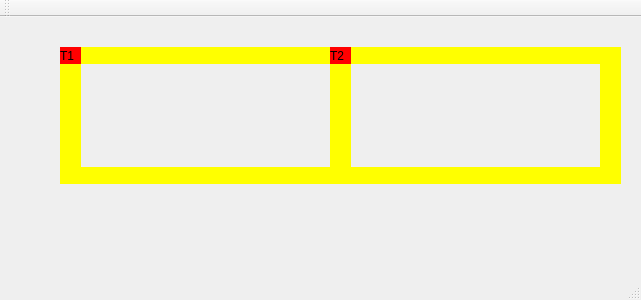
Above: mainwindow.ui from jerbao/trabalho-dos-trens before the change. Below: the same form after it.
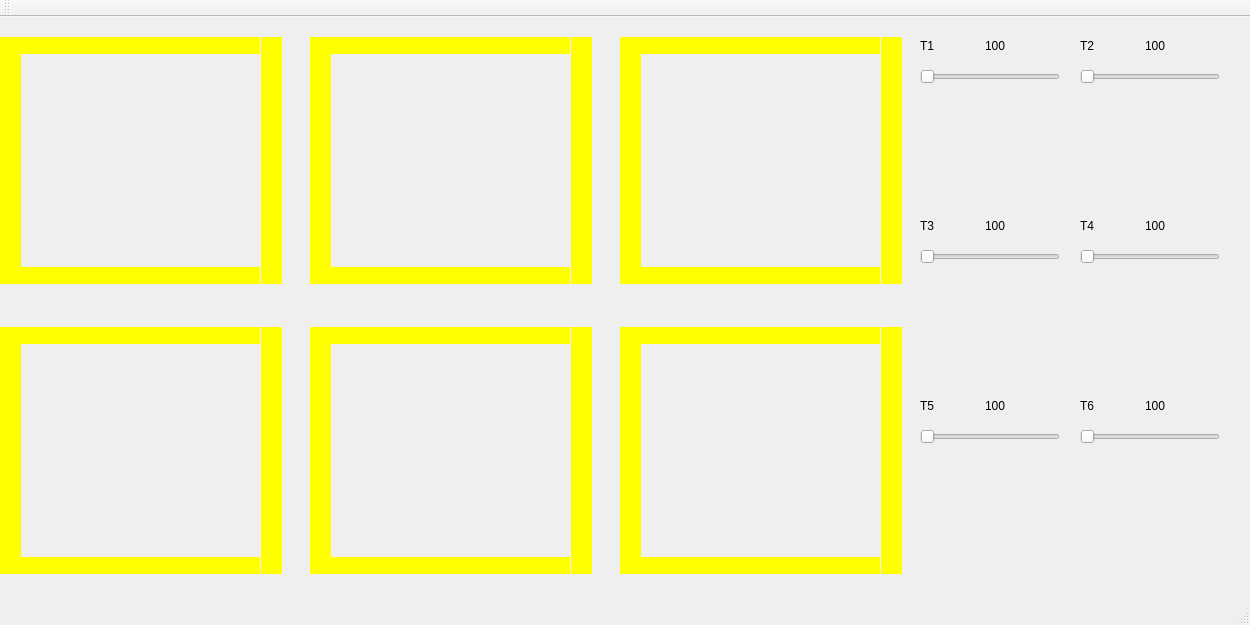
That is the form after the change.

Commit message: expande interface para 6 trens em grid 3x2 com sliders de velocidade

```diff
--- a/mainwindow.ui
+++ b/mainwindow.ui
@@ -6,8 +6,8 @@
    <rect>
     <x>0</x>
     <y>0</y>
-    <width>641</width>
-    <height>300</height>
+    <width>1250</width>
+    <height>625</height>
    </rect>
   </property>
   <property name="windowTitle">
@@ -17,14 +17,14 @@
    <widget class="QLabel" name="label_trem1">
     <property name="geometry">
      <rect>
-      <x>60</x>
-      <y>30</y>
+      <x>0</x>
+      <y>20</y>
       <width>21</width>
       <height>17</height>
      </rect>
     </property>
     <property name="styleSheet">
-     <string notr="true">QLabel { background: red}</string>
+     <string notr="true">QLabel { background: green}</string>
     </property>
     <property name="text">
      <string>T1</string>
@@ -33,9 +33,9 @@
    <widget class="QLabel" name="label_trilho1">
     <property name="geometry">
      <rect>
-      <x>80</x>
-      <y>30</y>
-      <width>250</width>
+      <x>20</x>
+      <y>20</y>
+      <width>240</width>
       <height>17</height>
      </rect>
     </property>
@@ -49,9 +49,9 @@
    <widget class="QLabel" name="label_trilho2">
     <property name="geometry">
      <rect>
-      <x>80</x>
-      <y>150</y>
-      <width>250</width>
+      <x>20</x>
+      <y>250</y>
+      <width>240</width>
       <height>17</height>
      </rect>
     </property>
@@ -65,10 +65,10 @@
    <widget class="QLabel" name="label_trilho3">
     <property name="geometry">
      <rect>
-      <x>330</x>
-      <y>30</y>
+      <x>0</x>
+      <y>20</y>
       <width>21</width>
-      <height>137</height>
+      <height>247</height>
      </rect>
     </property>
     <property name="styleSheet">
@@ -81,10 +81,10 @@
    <widget class="QLabel" name="label_trilho4">
     <property name="geometry">
      <rect>
-      <x>60</x>
-      <y>30</y>
+      <x>261</x>
+      <y>20</y>
       <width>21</width>
-      <height>137</height>
+      <height>247</height>
      </rect>
     </property>
     <property name="styleSheet">
@@ -97,10 +97,10 @@
    <widget class="QLabel" name="label_trilho4_2">
     <property name="geometry">
      <rect>
-      <x>600</x>
-      <y>30</y>
+      <x>310</x>
+      <y>20</y>
       <width>21</width>
-      <height>137</height>
+      <height>17</height>
      </rect>
     </property>
     <property name="styleSheet">
@@ -113,9 +113,9 @@
    <widget class="QLabel" name="label_trilho1_2">
     <property name="geometry">
      <rect>
-      <x>350</x>
-      <y>30</y>
-      <width>250</width>
+      <x>330</x>
+      <y>20</y>
+      <width>240</width>
       <height>17</height>
      </rect>
     </property>
@@ -129,9 +129,9 @@
    <widget class="QLabel" name="label_trilho2_2">
     <property name="geometry">
      <rect>
-      <x>350</x>
-      <y>150</y>
-      <width>250</width>
+      <x>330</x>
+      <y>250</y>
+      <width>240</width>
       <height>17</height>
      </rect>
     </property>
@@ -142,22 +142,629 @@
      <string/>
     </property>
    </widget>
-   <widget class="QLabel" name="label_trem2">
+   <widget class="QLabel" name="label_trilho3_2">
     <property name="geometry">
      <rect>
+      <x>310</x>
+      <y>20</y>
+      <width>21</width>
+      <height>247</height>
+     </rect>
+    </property>
+    <property name="styleSheet">
+     <string notr="true">QLabel { background: yellow}</string>
+    </property>
+    <property name="text">
+     <string/>
+    </property>
+   </widget>
+   <widget class="QLabel" name="label_trilho4_2">
+    <property name="geometry">
+     <rect>
+      <x>571</x>
+      <y>20</y>
+      <width>21</width>
+      <height>247</height>
+     </rect>
+    </property>
+    <property name="styleSheet">
+     <string notr="true">QLabel { background: yellow}</string>
+    </property>
+    <property name="text">
+     <string/>
+    </property>
+   </widget>
+   <widget class="QLabel" name="label_trem3">
+    <property name="geometry">
+     <rect>
+      <x>620</x>
+      <y>20</y>
+      <width>21</width>
+      <height>17</height>
+     </rect>
+    </property>
+    <property name="styleSheet">
+     <string notr="true">QLabel { background: blue}</string>
+    </property>
+    <property name="text">
+     <string>T3</string>
+    </property>
+   </widget>
+   <widget class="QLabel" name="label_trilho1_3">
+    <property name="geometry">
+     <rect>
+      <x>640</x>
+      <y>20</y>
+      <width>240</width>
+      <height>17</height>
+     </rect>
+    </property>
+    <property name="styleSheet">
+     <string notr="true">QLabel { background: yellow}</string>
+    </property>
+    <property name="text">
+     <string/>
+    </property>
+   </widget>
+   <widget class="QLabel" name="label_trilho2_3">
+    <property name="geometry">
+     <rect>
+      <x>640</x>
+      <y>250</y>
+      <width>240</width>
+      <height>17</height>
+     </rect>
+    </property>
+    <property name="styleSheet">
+     <string notr="true">QLabel { background: yellow}</string>
+    </property>
+    <property name="text">
+     <string/>
+    </property>
+   </widget>
+   <widget class="QLabel" name="label_trilho3_3">
+    <property name="geometry">
+     <rect>
+      <x>620</x>
+      <y>20</y>
+      <width>21</width>
+      <height>247</height>
+     </rect>
+    </property>
+    <property name="styleSheet">
+     <string notr="true">QLabel { background: yellow}</string>
+    </property>
+    <property name="text">
+     <string/>
+    </property>
+   </widget>
+   <widget class="QLabel" name="label_trilho4_3">
+    <property name="geometry">
+     <rect>
+      <x>881</x>
+      <y>20</y>
+      <width>21</width>
+      <height>247</height>
+     </rect>
+    </property>
+    <property name="styleSheet">
+     <string notr="true">QLabel { background: yellow}</string>
+    </property>
+    <property name="text">
+     <string/>
+    </property>
+   </widget>
+   <widget class="QLabel" name="label_trem4">
+    <property name="geometry">
+     <rect>
+      <x>0</x>
+      <y>310</y>
+      <width>21</width>
+      <height>17</height>
+     </rect>
+    </property>
+    <property name="styleSheet">
+     <string notr="true">QLabel { background: orange}</string>
+    </property>
+    <property name="text">
+     <string>T4</string>
+    </property>
+   </widget>
+   <widget class="QLabel" name="label_trilho1_4">
+    <property name="geometry">
+     <rect>
+      <x>20</x>
+      <y>310</y>
+      <width>240</width>
+      <height>17</height>
+     </rect>
+    </property>
+    <property name="styleSheet">
+     <string notr="true">QLabel { background: yellow}</string>
+    </property>
+    <property name="text">
+     <string/>
+    </property>
+   </widget>
+   <widget class="QLabel" name="label_trilho2_4">
+    <property name="geometry">
+     <rect>
+      <x>20</x>
+      <y>540</y>
+      <width>240</width>
+      <height>17</height>
+     </rect>
+    </property>
+    <property name="styleSheet">
+     <string notr="true">QLabel { background: yellow}</string>
+    </property>
+    <property name="text">
+     <string/>
+    </property>
+   </widget>
+   <widget class="QLabel" name="label_trilho3_4">
+    <property name="geometry">
+     <rect>
+      <x>0</x>
+      <y>310</y>
+      <width>21</width>
+      <height>247</height>
+     </rect>
+    </property>
+    <property name="styleSheet">
+     <string notr="true">QLabel { background: yellow}</string>
+    </property>
+    <property name="text">
+     <string/>
+    </property>
+   </widget>
+   <widget class="QLabel" name="label_trilho4_4">
+    <property name="geometry">
+     <rect>
+      <x>261</x>
+      <y>310</y>
+      <width>21</width>
+      <height>247</height>
+     </rect>
+    </property>
+    <property name="styleSheet">
+     <string notr="true">QLabel { background: yellow}</string>
+    </property>
+    <property name="text">
+     <string/>
+    </property>
+   </widget>
+   <widget class="QLabel" name="label_trem5">
+    <property name="geometry">
+     <rect>
+      <x>310</x>
+      <y>310</y>
+      <width>21</width>
+      <height>17</height>
+     </rect>
+    </property>
+    <property name="styleSheet">
+     <string notr="true">QLabel { background: cyan}</string>
+    </property>
+    <property name="text">
+     <string>T5</string>
+    </property>
+   </widget>
+   <widget class="QLabel" name="label_trilho1_5">
+    <property name="geometry">
+     <rect>
       <x>330</x>
-      <y>30</y>
+      <y>310</y>
+      <width>240</width>
+      <height>17</height>
+     </rect>
+    </property>
+    <property name="styleSheet">
+     <string notr="true">QLabel { background: yellow}</string>
+    </property>
+    <property name="text">
+     <string/>
+    </property>
+   </widget>
+   <widget class="QLabel" name="label_trilho2_5">
+    <property name="geometry">
+     <rect>
+      <x>330</x>
+      <y>540</y>
+      <width>240</width>
+      <height>17</height>
+     </rect>
+    </property>
+    <property name="styleSheet">
+     <string notr="true">QLabel { background: yellow}</string>
+    </property>
+    <property name="text">
+     <string/>
+    </property>
+   </widget>
+   <widget class="QLabel" name="label_trilho3_5">
+    <property name="geometry">
+     <rect>
+      <x>310</x>
+      <y>310</y>
       <width>21</width>
+      <height>247</height>
+     </rect>
+    </property>
+    <property name="styleSheet">
+     <string notr="true">QLabel { background: yellow}</string>
+    </property>
+    <property name="text">
+     <string/>
+    </property>
+   </widget>
+   <widget class="QLabel" name="label_trilho4_5">
+    <property name="geometry">
+     <rect>
+      <x>571</x>
+      <y>310</y>
+      <width>21</width>
+      <height>247</height>
+     </rect>
+    </property>
+    <property name="styleSheet">
+     <string notr="true">QLabel { background: yellow}</string>
+    </property>
+    <property name="text">
+     <string/>
+    </property>
+   </widget>
+   <widget class="QLabel" name="label_trem6">
+    <property name="geometry">
+     <rect>
+      <x>620</x>
+      <y>310</y>
+      <width>21</width>
       <height>17</height>
      </rect>
     </property>
     <property name="styleSheet">
-     <string notr="true">QLabel { background: red}</string>
+     <string notr="true">QLabel { background: purple}</string>
+    </property>
+    <property name="text">
+     <string>T6</string>
+    </property>
+   </widget>
+   <widget class="QLabel" name="label_trilho1_6">
+    <property name="geometry">
+     <rect>
+      <x>640</x>
+      <y>310</y>
+      <width>240</width>
+      <height>17</height>
+     </rect>
+    </property>
+    <property name="styleSheet">
+     <string notr="true">QLabel { background: yellow}</string>
+    </property>
+    <property name="text">
+     <string/>
+    </property>
+   </widget>
+   <widget class="QLabel" name="label_trilho2_6">
+    <property name="geometry">
+     <rect>
+      <x>640</x>
+      <y>540</y>
+      <width>240</width>
+      <height>17</height>
+     </rect>
+    </property>
+    <property name="styleSheet">
+     <string notr="true">QLabel { background: yellow}</string>
+    </property>
+    <property name="text">
+     <string/>
+    </property>
+   </widget>
+   <widget class="QLabel" name="label_trilho3_6">
+    <property name="geometry">
+     <rect>
+      <x>620</x>
+      <y>310</y>
+      <width>21</width>
+      <height>247</height>
+     </rect>
+    </property>
+    <property name="styleSheet">
+     <string notr="true">QLabel { background: yellow}</string>
+    </property>
+    <property name="text">
+     <string/>
+    </property>
+   </widget>
+   <widget class="QLabel" name="label_trilho4_6">
+    <property name="geometry">
+     <rect>
+      <x>881</x>
+      <y>310</y>
+      <width>21</width>
+      <height>247</height>
+     </rect>
+    </property>
+    <property name="styleSheet">
+     <string notr="true">QLabel { background: yellow}</string>
+    </property>
+    <property name="text">
+     <string/>
+    </property>
+   </widget>
+   <widget class="QSlider" name="slider_t1">
+    <property name="geometry">
+     <rect>
+      <x>920</x>
+      <y>40</y>
+      <width>140</width>
+      <height>40</height>
+     </rect>
+    </property>
+    <property name="minimum">
+     <number>0</number>
+    </property>
+    <property name="maximum">
+     <number>200</number>
+    </property>
+    <property name="orientation">
+     <enum>Qt::Horizontal</enum>
+    </property>
+   </widget>
+   <widget class="QSlider" name="slider_t2">
+    <property name="geometry">
+     <rect>
+      <x>1080</x>
+      <y>40</y>
+      <width>140</width>
+      <height>40</height>
+     </rect>
+    </property>
+    <property name="minimum">
+     <number>0</number>
+    </property>
+    <property name="maximum">
+     <number>200</number>
+    </property>
+    <property name="orientation">
+     <enum>Qt::Horizontal</enum>
+    </property>
+   </widget>
+   <widget class="QSlider" name="slider_t3">
+    <property name="geometry">
+     <rect>
+      <x>920</x>
+      <y>220</y>
+      <width>140</width>
+      <height>40</height>
+     </rect>
+    </property>
+    <property name="minimum">
+     <number>0</number>
+    </property>
+    <property name="maximum">
+     <number>200</number>
+    </property>
+    <property name="orientation">
+     <enum>Qt::Horizontal</enum>
+    </property>
+   </widget>
+   <widget class="QSlider" name="slider_t4">
+    <property name="geometry">
+     <rect>
+      <x>1080</x>
+      <y>220</y>
+      <width>140</width>
+      <height>40</height>
+     </rect>
+    </property>
+    <property name="minimum">
+     <number>0</number>
+    </property>
+    <property name="maximum">
+     <number>200</number>
+    </property>
+    <property name="orientation">
+     <enum>Qt::Horizontal</enum>
+    </property>
+   </widget>
+   <widget class="QSlider" name="slider_t5">
+    <property name="geometry">
+     <rect>
+      <x>920</x>
+      <y>400</y>
+      <width>140</width>
+      <height>40</height>
+     </rect>
+    </property>
+    <property name="minimum">
+     <number>0</number>
+    </property>
+    <property name="maximum">
+     <number>200</number>
+    </property>
+    <property name="orientation">
+     <enum>Qt::Horizontal</enum>
+    </property>
+   </widget>
+   <widget class="QSlider" name="slider_t6">
+    <property name="geometry">
+     <rect>
+      <x>1080</x>
+      <y>400</y>
+      <width>140</width>
+      <height>40</height>
+     </rect>
+    </property>
+    <property name="minimum">
+     <number>0</number>
+    </property>
+    <property name="maximum">
+     <number>200</number>
+    </property>
+    <property name="orientation">
+     <enum>Qt::Horizontal</enum>
+    </property>
+   </widget>
+   <widget class="QLabel" name="label_slider_t1">
+    <property name="geometry">
+     <rect>
+      <x>920</x>
+      <y>20</y>
+      <width>60</width>
+      <height>17</height>
+     </rect>
+    </property>
+    <property name="text">
+     <string>T1</string>
+    </property>
+   </widget>
+   <widget class="QLabel" name="label_slider_t2">
+    <property name="geometry">
+     <rect>
+      <x>1080</x>
+      <y>20</y>
+      <width>60</width>
+      <height>17</height>
+     </rect>
     </property>
     <property name="text">
      <string>T2</string>
     </property>
    </widget>
+   <widget class="QLabel" name="label_slider_t3">
+    <property name="geometry">
+     <rect>
+      <x>920</x>
+      <y>200</y>
+      <width>60</width>
+      <height>17</height>
+     </rect>
+    </property>
+    <property name="text">
+     <string>T3</string>
+    </property>
+   </widget>
+   <widget class="QLabel" name="label_slider_t4">
+    <property name="geometry">
+     <rect>
+      <x>1080</x>
+      <y>200</y>
+      <width>60</width>
+      <height>17</height>
+     </rect>
+    </property>
+    <property name="text">
+     <string>T4</string>
+    </property>
+   </widget>
+   <widget class="QLabel" name="label_slider_t5">
+    <property name="geometry">
+     <rect>
+      <x>920</x>
+      <y>380</y>
+      <width>60</width>
+      <height>17</height>
+     </rect>
+    </property>
+    <property name="text">
+     <string>T5</string>
+    </property>
+   </widget>
+   <widget class="QLabel" name="label_slider_t6">
+    <property name="geometry">
+     <rect>
+      <x>1080</x>
+      <y>380</y>
+      <width>60</width>
+      <height>17</height>
+     </rect>
+    </property>
+    <property name="text">
+     <string>T6</string>
+    </property>
+   </widget>
+   <widget class="QLabel" name="label_vel_t1">
+    <property name="geometry">
+     <rect>
+      <x>985</x>
+      <y>20</y>
+      <width>50</width>
+      <height>17</height>
+     </rect>
+    </property>
+    <property name="text">
+     <string>100</string>
+    </property>
+   </widget>
+   <widget class="QLabel" name="label_vel_t2">
+    <property name="geometry">
+     <rect>
+      <x>1145</x>
+      <y>20</y>
+      <width>50</width>
+      <height>17</height>
+     </rect>
+    </property>
+    <property name="text">
+     <string>100</string>
+    </property>
+   </widget>
+   <widget class="QLabel" name="label_vel_t3">
+    <property name="geometry">
+     <rect>
+      <x>985</x>
+      <y>200</y>
+      <width>50</width>
+      <height>17</height>
+     </rect>
+    </property>
+    <property name="text">
+     <string>100</string>
+    </property>
+   </widget>
+   <widget class="QLabel" name="label_vel_t4">
+    <property name="geometry">
+     <rect>
+      <x>1145</x>
+      <y>200</y>
+      <width>50</width>
+      <height>17</height>
+     </rect>
+    </property>
+    <property name="text">
+     <string>100</string>
+    </property>
+   </widget>
+   <widget class="QLabel" name="label_vel_t5">
+    <property name="geometry">
+     <rect>
+      <x>985</x>
+      <y>380</y>
+      <width>50</width>
+      <height>17</height>
+     </rect>
+    </property>
+    <property name="text">
+     <string>100</string>
+    </property>
+   </widget>
+   <widget class="QLabel" name="label_vel_t6">
+    <property name="geometry">
+     <rect>
+      <x>1145</x>
+      <y>380</y>
+      <width>50</width>
+      <height>17</height>
+     </rect>
+    </property>
+    <property name="text">
+     <string>100</string>
+    </property>
+   </widget>
+   <zorder>label_trem1</zorder>
    <zorder>label_trilho1</zorder>
    <zorder>label_trilho2</zorder>
    <zorder>label_trilho3</zorder>
```
Left out of the diff: 52 changed lines with no effect on the pictures.
